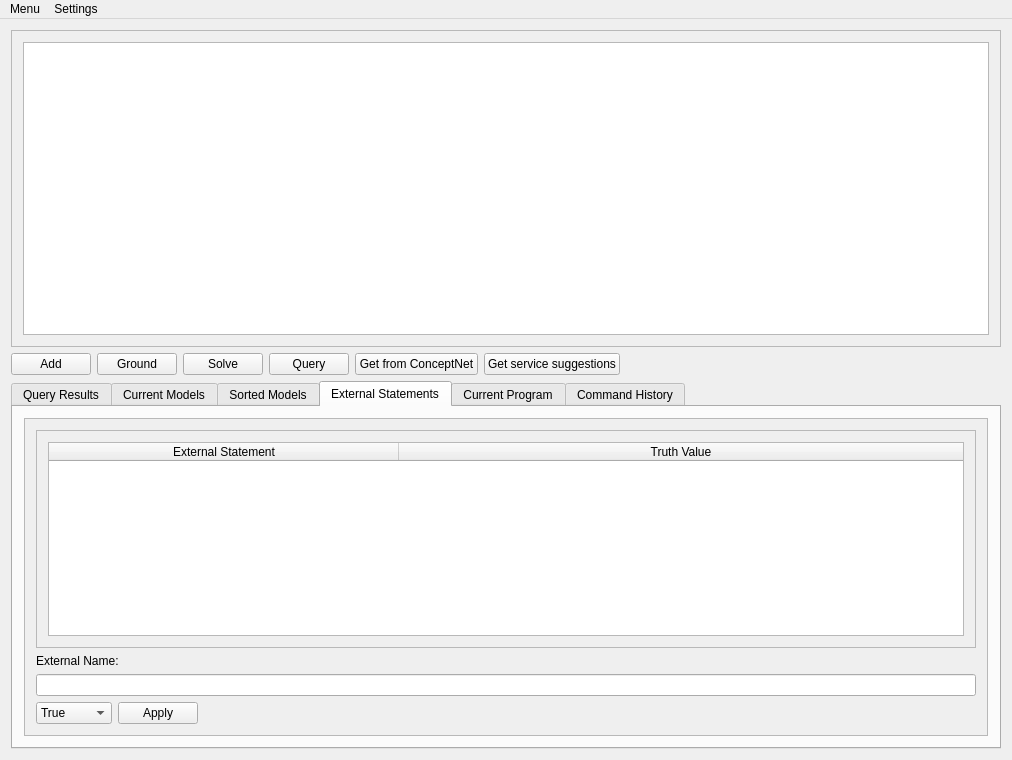
Above: knowledgebase_creator/ui/knowledgebasecreator.ui from alica-labs/aspsuite before the change. Below: the same form after it.
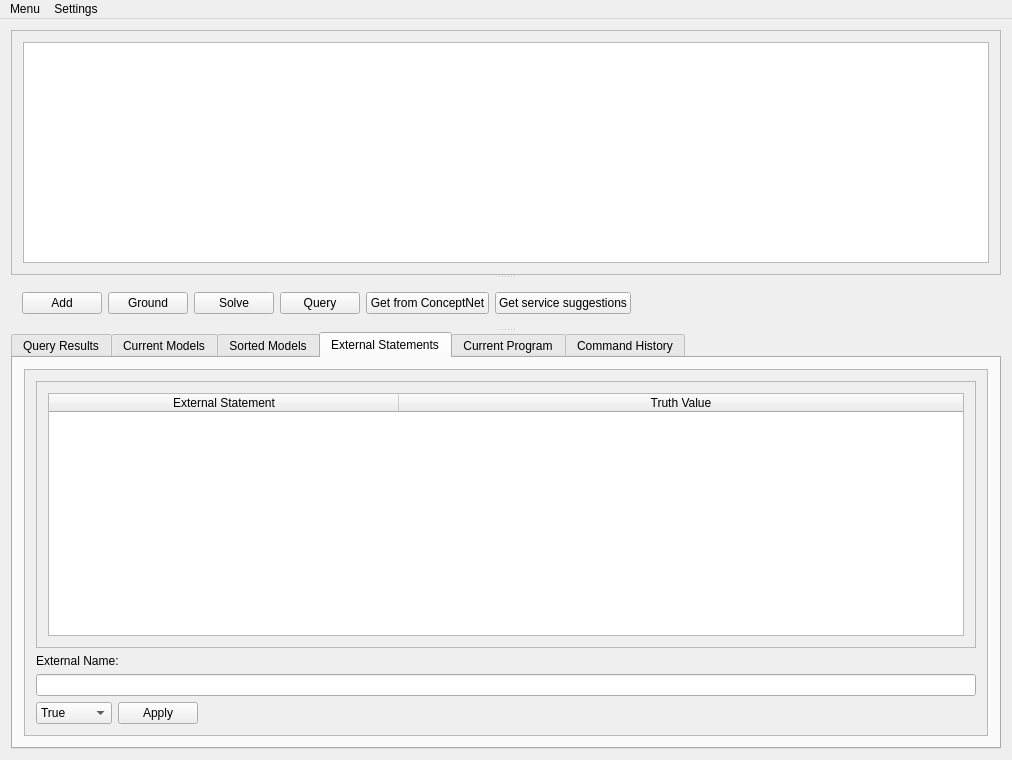
That is the form after the change.

What changed in the file:
```diff
--- a/knowledgebase_creator/ui/knowledgebasecreator.ui
+++ b/knowledgebase_creator/ui/knowledgebasecreator.ui
@@ -19,7 +19,20 @@
    </property>
    <layout class="QVBoxLayout" name="verticalLayout_2">
     <item>
+     <widget class="QSplitter" name="mainWindowSplitter">
+      <property name="orientation">
+       <enum>Qt::Vertical</enum>
+      </property>
+      <property name="childrenCollapsible">
+       <bool>false</bool>
+      </property>
      <widget class="QScrollArea" name="scrollArea">
+       <property name="minimumSize">
+        <size>
+         <width>25</width>
+         <height>25</height>
+        </size>
+       </property>
       <property name="widgetResizable">
        <bool>true</bool>
       </property>
@@ -29,7 +42,7 @@
          <x>0</x>
          <y>0</y>
          <width>992</width>
-         <height>299</height>
+          <height>246</height>
         </rect>
        </property>
        <layout class="QVBoxLayout" name="verticalLayout_3">
@@ -39,8 +52,7 @@
        </layout>
       </widget>
      </widget>
-    </item>
-    <item>
+      <widget class="QWidget" name="layoutWidget">
      <layout class="QHBoxLayout" name="horizontalLayout">
       <item>
        <widget class="QPushButton" name="addBtn">
@@ -98,8 +110,7 @@
        </spacer>
       </item>
      </layout>
-    </item>
-    <item>
+      </widget>
      <widget class="QTabWidget" name="resultTabWidget">
       <property name="currentIndex">
        <number>3</number>
@@ -219,7 +230,7 @@
              <x>0</x>
              <y>0</y>
              <width>970</width>
-             <height>322</height>
+              <height>382</height>
             </rect>
            </property>
            <layout class="QVBoxLayout" name="verticalLayout">
@@ -234,7 +245,7 @@
                  <x>0</x>
                  <y>0</y>
                  <width>950</width>
-                 <height>211</height>
+                  <height>275</height>
                 </rect>
                </property>
                <layout class="QHBoxLayout" name="horizontalLayout_13">
@@ -413,6 +424,7 @@
        </layout>
       </widget>
      </widget>
+     </widget>
     </item>
    </layout>
   </widget>
```
Left out of the diff: 22 changed lines with no effect on the pictures. Lines whose indentation alone changed are shown as unchanged.
